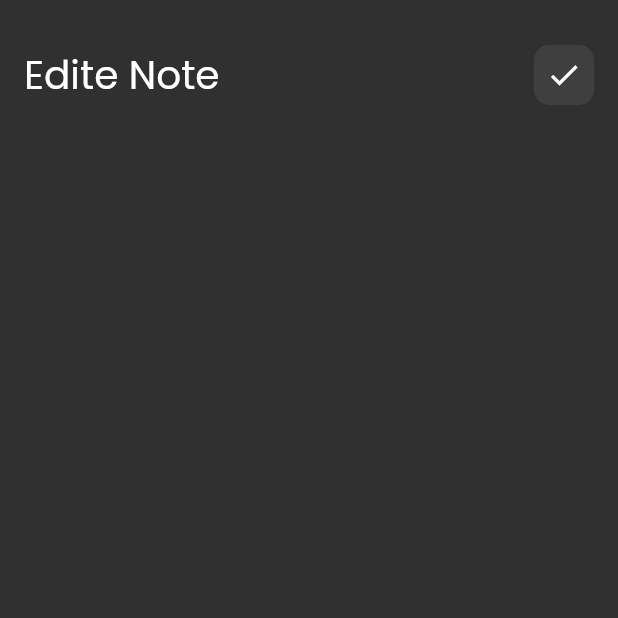
After one commit to mostafamahm0ud/notes_app, a Flutter app: the screen it shows after launch, after a tap on "Flutter tips", on a phone screen of 412 x 824 dp, the top half of it. The commit adds this screen. Run offline on Flutter 3.47's test engine with Material 2 defaults, Android fonts, the phone set to English and light mode, and no system bars; our stand-ins replace font_awesome_flutter.

Commit message:
edit view body - custom app bar

```diff
--- a/lib/main.dart
+++ b/lib/main.dart
@@ -11,6 +11,7 @@ class NotesApp extends StatelessWidget {
   @override
   Widget build(BuildContext context) {
     return MaterialApp(
+      debugShowCheckedModeBanner: false,
       theme: ThemeData(brightness: Brightness.dark, fontFamily: 'Poppins'),
       home: const NotesView(),
     );
--- /dev/null
+++ b/lib/views/edit_notes_view.dart
@@ -0,0 +1,14 @@
+import 'package:flutter/material.dart';
+import 'package:flutter/src/widgets/framework.dart';
+import 'package:flutter/src/widgets/placeholder.dart';
+import 'package:notes_app/widgets/edit_view_body.dart';
+
+class EditNotesView extends StatelessWidget {
+  const EditNotesView({super.key});
+  @override
+  Widget build(BuildContext context) {
+    return Scaffold(
+      body: EditNotesViewBody(),
+    );
+  }
+}
--- a/lib/widgets/custom_app_bar.dart
+++ b/lib/widgets/custom_app_bar.dart
@@ -2,20 +2,21 @@ import 'package:flutter/material.dart';
 import 'package:notes_app/widgets/custom_search_icon.dart';
 
 class CustomAppBar extends StatelessWidget {
-  const CustomAppBar({super.key});
-
+  const CustomAppBar({super.key, required this.titleBar, required this.icon});
+  final String titleBar;
+  final IconData icon;
   @override
   Widget build(BuildContext context) {
     return Row(
       mainAxisAlignment: MainAxisAlignment.spaceBetween,
-      children: const [
+      children: [
         Text(
-          'Notes',
+          titleBar,
           style: TextStyle(
             fontSize: 26,
           ),
         ),
-        CustomSearchIcon(),
+        CustomSearchIcon(icon: icon,),
       ],
     );
   }
--- a/lib/widgets/custom_notes_item.dart
+++ b/lib/widgets/custom_notes_item.dart
@@ -1,13 +1,22 @@
-
 import 'package:flutter/material.dart';
 import 'package:font_awesome_flutter/font_awesome_flutter.dart';
+import 'package:notes_app/views/edit_notes_view.dart';
 
 class NotesItem extends StatelessWidget {
   const NotesItem({super.key});
 
   @override
   Widget build(BuildContext context) {
-    return Container(
+    return GestureDetector(
+      onTap: () {
+        Navigator.push(
+          context,
+          MaterialPageRoute(builder: (context) {
+            return const EditNotesView();
+          }),
+        );
+      },
+      child: Container(
         padding: const EdgeInsets.only(top: 24, bottom: 24, left: 14),
         decoration: BoxDecoration(
           color: const Color.fromARGB(255, 250, 191, 114),
@@ -53,6 +62,7 @@ class NotesItem extends StatelessWidget {
             ),
           ],
         ),
+      ),
     );
   }
 }
--- a/lib/widgets/custom_search_icon.dart
+++ b/lib/widgets/custom_search_icon.dart
@@ -1,9 +1,8 @@
-
 import 'package:flutter/material.dart';
 
 class CustomSearchIcon extends StatelessWidget {
-  const CustomSearchIcon({super.key});
-
+  const CustomSearchIcon({super.key, required this.icon});
+  final IconData icon;
   @override
   Widget build(BuildContext context) {
     return Container(
@@ -13,8 +12,8 @@ class CustomSearchIcon extends StatelessWidget {
         borderRadius: BorderRadius.circular(10),
         color: const Color.fromARGB(19, 255, 255, 255),
       ),
-      child: const Center(
-        child: Icon(Icons.search),
+      child:  Center(
+        child: Icon(icon),
       ),
     );
   }
--- /dev/null
+++ b/lib/widgets/edit_view_body.dart
@@ -0,0 +1,23 @@
+import 'package:flutter/material.dart';
+import 'package:flutter/src/widgets/framework.dart';
+import 'package:flutter/src/widgets/placeholder.dart';
+import 'package:notes_app/widgets/custom_app_bar.dart';
+
+class EditNotesViewBody extends StatelessWidget {
+  const EditNotesViewBody({super.key});
+
+  @override
+  Widget build(BuildContext context) {
+    return Padding(
+      padding: const EdgeInsets.symmetric(horizontal: 16),
+      child: Column(
+        children: const [
+          SizedBox(
+            height: 30,
+          ),
+          CustomAppBar(icon: Icons.check,titleBar: 'Edite Note',),
+        ],
+      ),
+    );
+  }
+}
--- a/lib/widgets/notes_view_body.dart
+++ b/lib/widgets/notes_view_body.dart
@@ -15,7 +15,10 @@ class NotesViewBody extends StatelessWidget {
           SizedBox(
             height: 30,
           ),
-          CustomAppBar(),
+          CustomAppBar(
+            titleBar: 'Notes',
+            icon: Icons.search,
+          ),
           Expanded(
             child: NotesListView(),
           ),
```
Lines whose indentation alone changed are shown as unchanged.
